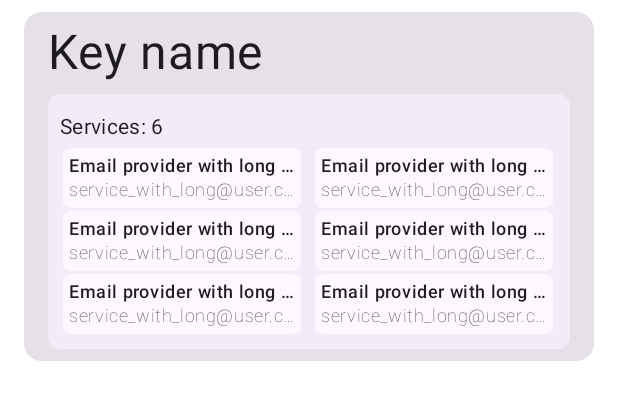
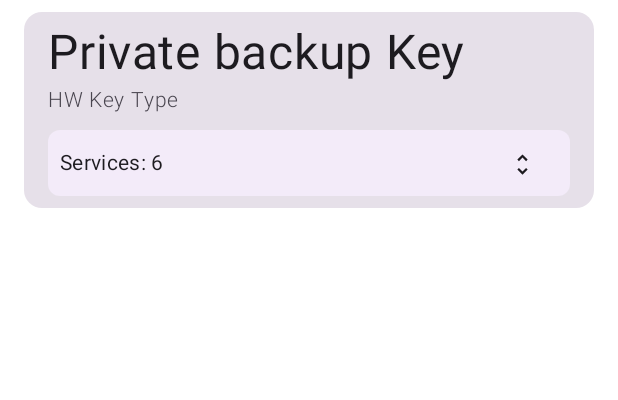
Before and after one commit to AdamVe/hwkeyinfo, an Android app built with Jetpack Compose: the @Preview function SecurityKeyWithoutDescriptionPreview, on a phone screen of 412 x 824 dp. Shown: the top 400 px of the screen. Run offline under Robolectric (Android 15) with nearby library versions, the phone set to English and light mode, and no system bars; our stand-ins replace Room's generated code, accompanist.

Commit message:
fold and unfold services in card

```diff
--- a/app/src/main/java/com/adamve/hwkeyinfo/ui/security_key/SecurityKeyCard.kt
+++ b/app/src/main/java/com/adamve/hwkeyinfo/ui/security_key/SecurityKeyCard.kt
@@ -1,28 +1,46 @@
 package com.adamve.hwkeyinfo.ui.security_key
 
 import android.content.res.Configuration.UI_MODE_NIGHT_YES
+import androidx.compose.animation.AnimatedVisibility
+import androidx.compose.animation.expandVertically
+import androidx.compose.animation.fadeIn
+import androidx.compose.animation.fadeOut
+import androidx.compose.animation.shrinkVertically
+import androidx.compose.animation.slideInVertically
+import androidx.compose.animation.slideOutVertically
 import androidx.compose.foundation.background
 import androidx.compose.foundation.layout.Arrangement
 import androidx.compose.foundation.layout.Column
 import androidx.compose.foundation.layout.ExperimentalLayoutApi
 import androidx.compose.foundation.layout.FlowRow
+import androidx.compose.foundation.layout.Row
 import androidx.compose.foundation.layout.fillMaxWidth
+import androidx.compose.foundation.layout.height
 import androidx.compose.foundation.layout.padding
 import androidx.compose.foundation.shape.RoundedCornerShape
 import androidx.compose.material3.Card
 import androidx.compose.material3.ExperimentalMaterial3Api
+import androidx.compose.material3.Icon
+import androidx.compose.material3.IconButton
 import androidx.compose.material3.MaterialTheme
 import androidx.compose.material3.Text
 import androidx.compose.material3.surfaceColorAtElevation
 import androidx.compose.runtime.Composable
+import androidx.compose.runtime.getValue
+import androidx.compose.runtime.mutableStateOf
+import androidx.compose.runtime.saveable.rememberSaveable
+import androidx.compose.runtime.setValue
 import androidx.compose.ui.Alignment
 import androidx.compose.ui.Modifier
 import androidx.compose.ui.draw.clip
+import androidx.compose.ui.platform.LocalDensity
+import androidx.compose.ui.res.painterResource
 import androidx.compose.ui.text.font.FontStyle
 import androidx.compose.ui.text.font.FontWeight
 import androidx.compose.ui.text.style.TextOverflow
 import androidx.compose.ui.tooling.preview.Preview
 import androidx.compose.ui.unit.dp
+import com.adamve.hwkeyinfo.R
 import com.adamve.hwkeyinfo.data.SecurityKey
 import com.adamve.hwkeyinfo.data.SecurityKeyWithServices
 import com.adamve.hwkeyinfo.data.Service
@@ -90,11 +108,29 @@ fun Headline(securityKey: SecurityKey, modifier: Modifier = Modifier) {
     }
 }
 
-@OptIn(ExperimentalLayoutApi::class, ExperimentalMaterial3Api::class)
 @Composable
 fun SecurityKeyCard(
     securityKeyWithServices: SecurityKeyWithServices,
     modifier: Modifier = Modifier,
+    onClick: (Long) -> Unit = {},
+) {
+
+    var expanded by rememberSaveable { mutableStateOf(false) }
+    SecurityKeyCardContent(
+        securityKeyWithServices = securityKeyWithServices,
+        isExpanded = expanded,
+        onExpandButtonClick = { expanded = !expanded },
+        modifier = modifier,
+        onClick = onClick)
+}
+
+@OptIn(ExperimentalLayoutApi::class, ExperimentalMaterial3Api::class)
+@Composable
+fun SecurityKeyCardContent(
+    securityKeyWithServices: SecurityKeyWithServices,
+    isExpanded: Boolean,
+    modifier: Modifier = Modifier,
+    onExpandButtonClick: () -> Unit,
     onClick: (Long) -> Unit = {},
 ) {
     val securityKey = securityKeyWithServices.securityKey
@@ -130,15 +166,64 @@ fun SecurityKeyCard(
                     .padding(8.dp)
             ) {
 
+                val hasServices = securityKeyWithServices.services.isNotEmpty()
 
-                if (securityKeyWithServices.services.isNotEmpty()) {
+                val servicesLabel: @Composable () -> Unit = {
+                    val label = if (hasServices) {
+                        "Services: ${securityKeyWithServices.services.size}"
+                    } else {
+                        "No services"
+                    }
+
+                    Row(
+                        modifier = Modifier.fillMaxWidth(),
+                        horizontalArrangement = Arrangement.SpaceBetween,
+                        verticalAlignment = Alignment.CenterVertically
+                    ) {
                         Text(
-                        "Services: ${securityKeyWithServices.services.size}",
+                            label,
                             style = MaterialTheme.typography.bodyMedium,
                             modifier = Modifier.padding(top = 4.dp, bottom = 4.dp)
                         )
 
+                        if(hasServices) {
+                            IconButton(
+                                onClick = onExpandButtonClick,
+                                modifier = Modifier.height(18.dp)
+                            ) {
+                                Icon(
+                                    painterResource(
+                                        if (isExpanded)
+                                            R.drawable.baseline_unfold_less_24
+                                        else
+                                            R.drawable.baseline_unfold_more_24
+                                    ), ""
+                                )
+                            }
+                        }
+                    }
+                }
+
+                servicesLabel()
+
+                val density = LocalDensity.current
+                AnimatedVisibility(
+                    visible = isExpanded,
+                    enter = slideInVertically {
+                        // Slide in from 40 dp from the top.
+                        with(density) { -40.dp.roundToPx() }
+                    } + expandVertically(
+                        // Expand from the top.
+                        expandFrom = Alignment.Top
+                    ) + fadeIn(
+                        // Fade in with the initial alpha of 0.3f.
+                        initialAlpha = 0.3f
+                    ),
+                    exit = slideOutVertically() + shrinkVertically() + fadeOut()
+
+                ) {
                     FlowRow(
+                        modifier = Modifier.padding(top = 8.dp),
                         verticalAlignment = Alignment.Top,
                         horizontalArrangement = Arrangement.spacedBy(5.dp)
                     ) {
@@ -153,12 +238,6 @@ fun SecurityKeyCard(
                             )
                         }
                     }
-                } else {
-                    Text(
-                        "No services",
-                        style = MaterialTheme.typography.bodyMedium,
-                        modifier = Modifier.padding(top = 4.dp, bottom = 4.dp)
-                    )
                 }
             }
         }
@@ -194,8 +273,49 @@ fun SecurityKeyWithoutNameCardPreview() {
 @Preview
 @Composable
 fun SecurityKeyWithoutDescriptionPreview() {
-    val key = SecurityKey(0, "Key name", "Key nickname", "", "ref", "")
-    val services = listOf(
+    HwKeyInfoTheme {
+        SecurityKeyCardContent(
+            SecurityKeyWithServices(
+                securityKey = previewSecurityKeyWithoutDescription,
+                services = previewServices
+            ),
+            isExpanded = false,
+            onExpandButtonClick = {})
+    }
+}
+
+@Preview
+@Composable
+fun ExpandedSecurityKeyCardPreview() {
+    HwKeyInfoTheme {
+        SecurityKeyCardContent(
+            SecurityKeyWithServices(
+                securityKey = previewSecurityKey,
+                services = previewServices),
+            isExpanded = true,
+            onExpandButtonClick = {})
+    }
+}
+
+val previewSecurityKeyWithoutDescription = SecurityKey(
+    0,
+    "Private backup Key",
+    "HW Key Nick",
+    "HW Key Type",
+    "ref",
+    ""
+)
+
+val previewSecurityKey = SecurityKey(
+    0,
+    "Private backup Key",
+    "HW Key Nick",
+    "HW Key Type",
+    "ref",
+    "This is my main backup key and it is stored in bank X ref 123."
+)
+
+val previewServices = listOf(
     Service(
         serviceName = "Email provider with long name",
         serviceUser = "service_with_long@user.com"
@@ -221,18 +341,3 @@ fun SecurityKeyWithoutDescriptionPreview() {
         serviceUser = "service_with_long@user.com"
     )
 )
-
-    HwKeyInfoTheme {
-        SecurityKeyCard(SecurityKeyWithServices(securityKey = key, services = services))
-    }
-
-}
-
-val previewSecurityKey = SecurityKey(
-    0,
-    "Private backup Key",
-    "HW Key Nick",
-    "HW Key Type",
-    "ref",
-    "This is my main backup key and it is stored in bank X ref 123."
-)
--- /dev/null
+++ b/app/src/main/res/drawable/baseline_unfold_less_24.xml
@@ -0,0 +1,5 @@
+<vector android:height="24dp" android:tint="#000000"
+    android:viewportHeight="24" android:viewportWidth="24"
+    android:width="24dp" xmlns:android="http://schemas.android.com/apk/res/android">
+    <path android:fillColor="@android:color/white" android:pathData="M7.41,18.59L8.83,20 12,16.83 15.17,20l1.41,-1.41L12,14l-4.59,4.59zM16.59,5.41L15.17,4 12,7.17 8.83,4 7.41,5.41 12,10l4.59,-4.59z"/>
+</vector>
--- /dev/null
+++ b/app/src/main/res/drawable/baseline_unfold_more_24.xml
@@ -0,0 +1,5 @@
+<vector android:height="24dp" android:tint="#000000"
+    android:viewportHeight="24" android:viewportWidth="24"
+    android:width="24dp" xmlns:android="http://schemas.android.com/apk/res/android">
+    <path android:fillColor="@android:color/white" android:pathData="M12,5.83L15.17,9l1.41,-1.41L12,3 7.41,7.59 8.83,9 12,5.83zM12,18.17L8.83,15l-1.41,1.41L12,21l4.59,-4.59L15.17,15 12,18.17z"/>
+</vector>
```
Lines whose indentation alone changed are shown as unchanged.
